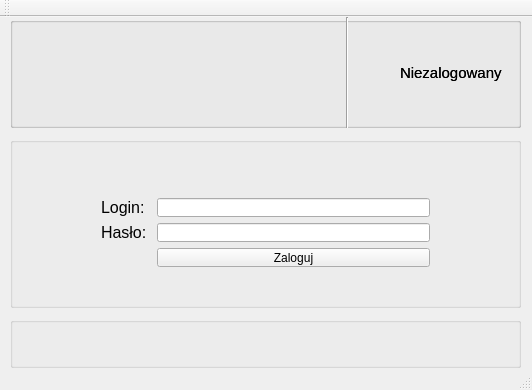
Above: mainwindow.ui from rstrzelczyk/multikina before the change. Below: the same form after it.
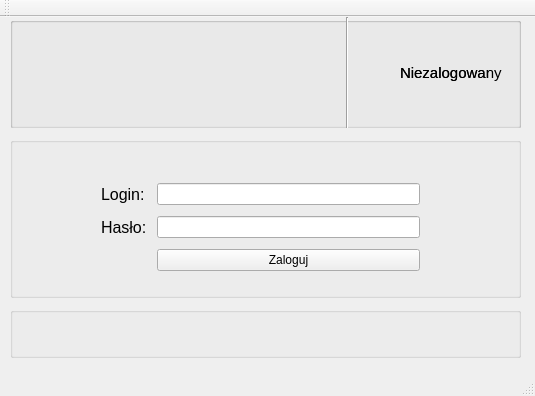
That is the form after the change.

Patch:
```diff
--- a/mainwindow.ui
+++ b/mainwindow.ui
@@ -6,8 +6,8 @@
    <rect>
     <x>0</x>
     <y>0</y>
-    <width>532</width>
-    <height>390</height>
+    <width>535</width>
+    <height>396</height>
    </rect>
   </property>
   <property name="windowTitle">
@@ -20,7 +20,7 @@
       <x>10</x>
       <y>120</y>
       <width>511</width>
-      <height>171</height>
+      <height>161</height>
      </rect>
     </property>
     <property name="title">
@@ -30,15 +30,12 @@
      <property name="geometry">
       <rect>
        <x>80</x>
-       <y>50</y>
-       <width>351</width>
-       <height>91</height>
+       <y>30</y>
+       <width>341</width>
+       <height>121</height>
       </rect>
      </property>
-     <layout class="QFormLayout" name="formLayout">
-      <property name="fieldGrowthPolicy">
-       <enum>QFormLayout::AllNonFixedFieldsGrow</enum>
-      </property>
+     <layout class="QGridLayout" name="gridLayout">
       <item row="0" column="0">
        <widget class="QLabel" name="label_login">
         <property name="font">
@@ -87,7 +84,7 @@
     <property name="geometry">
      <rect>
       <x>10</x>
-      <y>300</y>
+      <y>290</y>
       <width>511</width>
       <height>51</height>
      </rect>
@@ -101,9 +98,9 @@
      </property>
      <property name="geometry">
       <rect>
-       <x>200</x>
+       <x>142</x>
        <y>10</y>
-       <width>143</width>
+       <width>261</width>
        <height>31</height>
       </rect>
      </property>
@@ -179,7 +176,7 @@
        <x>0</x>
        <y>0</y>
        <width>511</width>
-       <height>111</height>
+       <height>121</height>
       </rect>
      </property>
      <property name="title">
@@ -190,7 +187,7 @@
        <rect>
         <x>390</x>
         <y>40</y>
-        <width>111</width>
+        <width>91</width>
         <height>31</height>
        </rect>
       </property>
```
Left out of the diff: 6 changed lines with no effect on the pictures.
